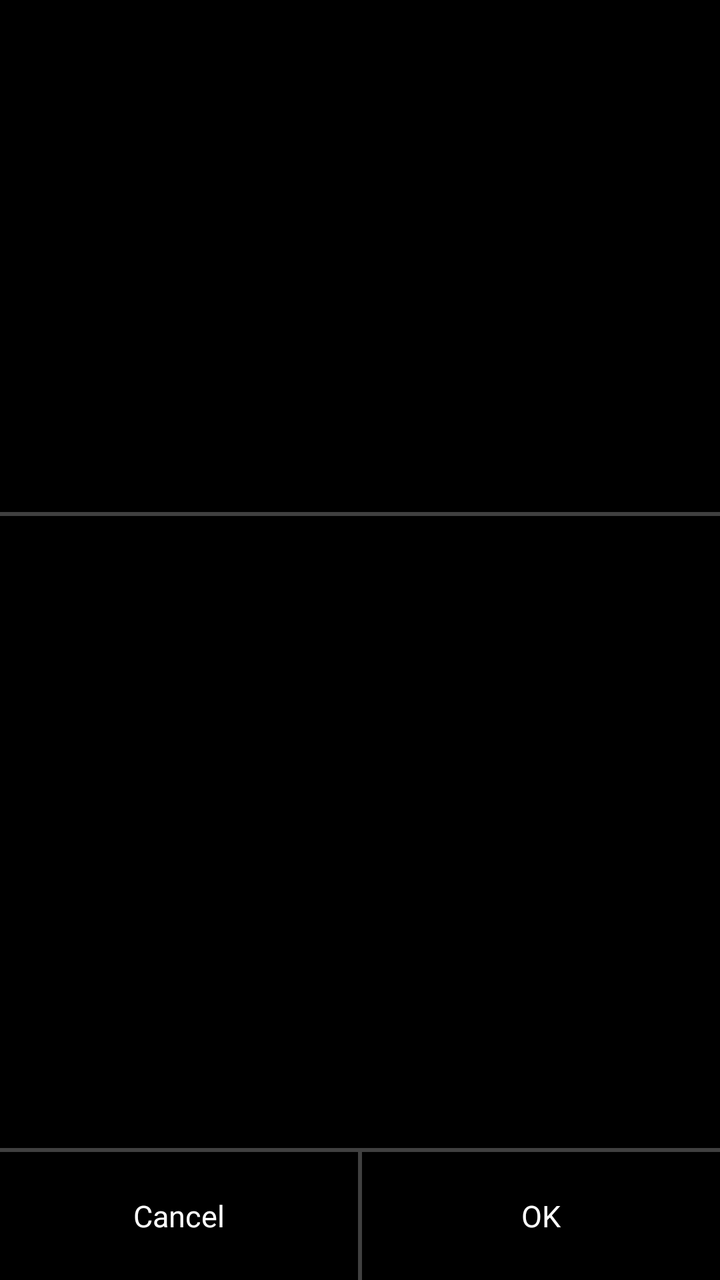
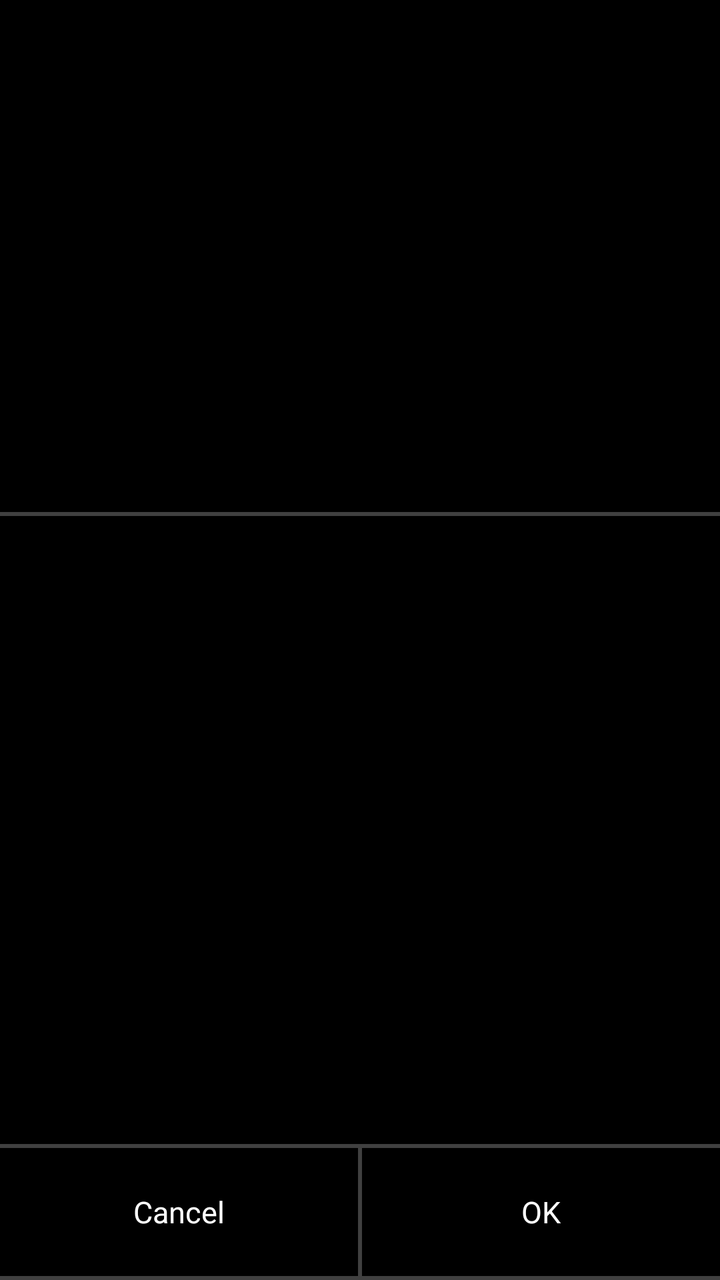

Two renders of the same Android screen: before a commit and after it. Below are the layout's source before the change and the commit's diff.
<!-- AndroidManifest.xml: application theme Theme.ITNSecureBrowser -->
<!-- res/layout/activity_confirm.xml -->
<?xml version="1.0" encoding="utf-8"?>
<LinearLayout xmlns:android="http://schemas.android.com/apk/res/android"
    android:layout_width="match_parent"
    android:layout_height="match_parent"
    android:orientation="vertical"
    android:background="@color/bg">

    <include layout="@layout/item_page_title" />

    <View
        android:layout_width="match_parent"
        android:layout_height="@dimen/divider"
        android:background="@drawable/divider_horizontal" />

    <TextView
        android:id="@+id/confirmMessage"
        android:layout_width="match_parent"
        android:layout_height="0dp"
        android:layout_weight="1"
        android:gravity="center"
        android:paddingHorizontal="@dimen/padding"
        android:textColor="@color/text_primary"
        android:textSize="15sp" />

    <View
        android:layout_width="match_parent"
        android:layout_height="@dimen/divider"
        android:background="@drawable/divider_horizontal" />

    <LinearLayout
        android:layout_width="match_parent"
        android:layout_height="@dimen/row_height"
        android:orientation="horizontal">

        <TextView
            android:id="@+id/btnCancel"
            android:layout_width="0dp"
            android:layout_height="match_parent"
            android:layout_weight="1"
            android:gravity="center"
            android:text="@string/btn_cancel"
            android:textColor="@color/text_primary"
            android:textSize="15sp"
            android:background="?android:attr/selectableItemBackground" />

        <View
            android:layout_width="@dimen/divider"
            android:layout_height="match_parent"
            android:background="@drawable/divider_vertical" />

        <TextView
            android:id="@+id/btnOk"
            android:layout_width="0dp"
            android:layout_height="match_parent"
            android:layout_weight="1"
            android:gravity="center"
            android:text="@string/btn_ok"
            android:textColor="@color/text_primary"
            android:textSize="15sp"
            android:background="?android:attr/selectableItemBackground" />
    </LinearLayout>
</LinearLayout>
<!-- res/layout/item_page_title.xml (included above) -->
<?xml version="1.0" encoding="utf-8"?>
<FrameLayout xmlns:android="http://schemas.android.com/apk/res/android"
    android:id="@+id/pageTitleContainer"
    android:layout_width="match_parent"
    android:layout_height="@dimen/page_title_height"
    android:background="@color/bg">

    <TextView
        android:id="@+id/pageTitle"
        android:layout_width="match_parent"
        android:layout_height="wrap_content"
        android:layout_gravity="center"
        android:gravity="center"
        android:paddingHorizontal="@dimen/padding"
        android:textColor="@color/text_primary"
        android:textSize="24sp"
        android:textStyle="bold" />
</FrameLayout>
<!-- resources referenced by this layout -->
<resources>
  <color name="bg">@android:color/black</color>
  <color name="text_primary">@android:color/white</color>
  <dimen name="divider">2dp</dimen>
  <dimen name="padding">16dp</dimen>
  <dimen name="page_title_height">256dp</dimen>
  <dimen name="row_height">64dp</dimen>
  <!-- drawable divider_horizontal (drawable) -->
  <?xml version="1.0" encoding="utf-8"?>
  <shape xmlns:android="http://schemas.android.com/apk/res/android"
      android:shape="rectangle">
      <solid android:color="@color/divider" />
      <size android:height="@dimen/divider" />
  </shape>
  <!-- drawable divider_vertical (drawable) -->
  <?xml version="1.0" encoding="utf-8"?>
  <shape xmlns:android="http://schemas.android.com/apk/res/android"
      android:shape="rectangle">
      <solid android:color="@color/divider" />
      <size android:width="@dimen/divider" />
  </shape>
  <string name="btn_cancel">Cancel</string>
  <string name="btn_ok">OK</string>
  <style name="Theme.ITNSecureBrowser" parent="android:Theme.Material.NoActionBar">
          <item name="android:windowNoTitle">true</item>
          <item name="android:windowFullscreen">false</item>
          <item name="android:statusBarColor">@android:color/transparent</item>
          <item name="android:navigationBarColor">@android:color/transparent</item>
      </style>
  <color name="divider">#80808080</color>
</resources>

<!-- the commit's change to res/layout/activity_confirm.xml (unified diff, before → after) -->
@@ -59,6 +59,11 @@
             android:textSize="15sp"
             android:background="?android:attr/selectableItemBackground" />
     </LinearLayout>
+
+    <View
+        android:layout_width="match_parent"
+        android:layout_height="@dimen/divider"
+        android:background="@drawable/divider_horizontal" />
 </LinearLayout>
 <!-- res/layout/item_page_title.xml (included above) -->
 <?xml version="1.0" encoding="utf-8"?>
